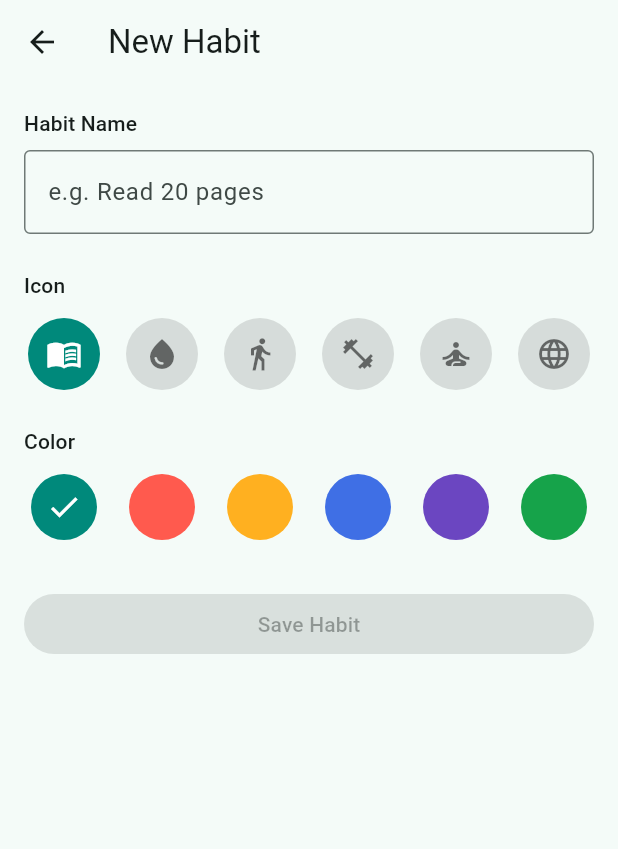
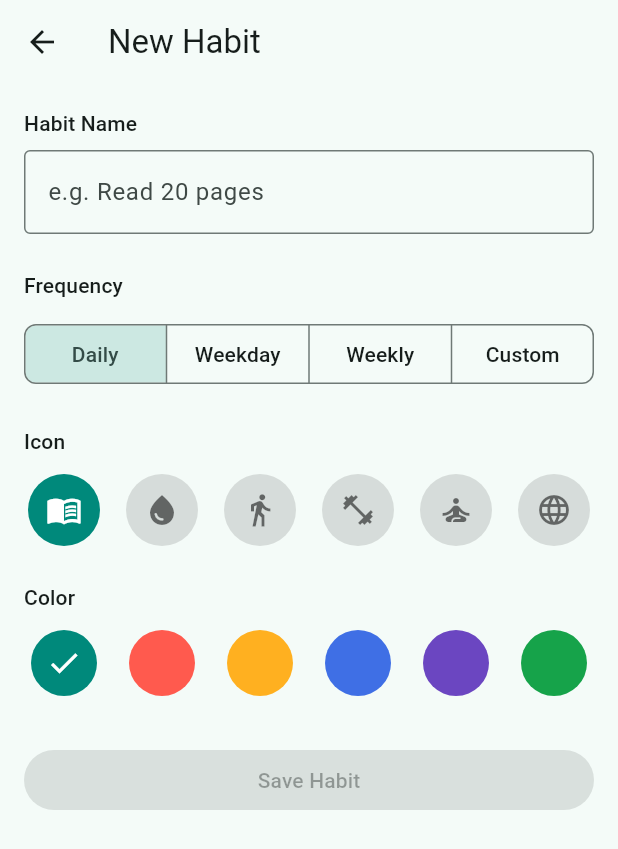
Before and after one commit to VoTrieu/personal_habit, a Flutter app: the NewHabitScreen screen opened directly, on a phone screen of 412 x 824 dp. Shown: the top 849 px of the screen. Run offline on Flutter 3.47's test engine with Material 3 defaults, Android fonts, the phone set to English and light mode, and no system bars.

Commit message:
Added habit frequencies

```diff
--- a/lib/features/new_habit/new_habit_screen.dart
+++ b/lib/features/new_habit/new_habit_screen.dart
@@ -2,6 +2,7 @@ import 'package:flutter/material.dart';
 
 import '../../models/new_habit_result.dart';
 import 'widgets/habit_colors.dart';
+import 'widgets/habit_frequencies.dart';
 import 'widgets/habit_icons.dart';
 
 class NewHabitScreen extends StatefulWidget {
@@ -15,6 +16,8 @@ class _NewHabitScreenState extends State<NewHabitScreen> {
   final controller = TextEditingController();
   Color selectedColor = habitColors[0];
   IconData selectedIcon = habitIcons[0];
+  String selectedFrequency = habitFrequencies[0];
+
 
   bool get canSave => controller.text.trim().isNotEmpty;
 
@@ -51,15 +54,16 @@ class _NewHabitScreenState extends State<NewHabitScreen> {
               onChanged: (_) => setState(() {}),
             ),
             const SizedBox(height: 24),
-            Text('Icon', style: Theme.of(context).textTheme.titleSmall),
-            const SizedBox(height: 12),
+            HabitFrequencies(
+              selectedFrequency: selectedFrequency,
+              onSelected: (frequency) => setState(() => selectedFrequency = frequency),
+            ),
+            const SizedBox(height: 24),
             HabitIcons(
               selectedIcon: selectedIcon,
               onSelected: (icon) => setState(() => selectedIcon = icon),
             ),
             const SizedBox(height: 24),
-            Text('Color', style: Theme.of(context).textTheme.titleSmall),
-            const SizedBox(height: 12),
             HabitColors(
               selectedColor: selectedColor,
               onSelected: (color) => setState(() => selectedColor = color),
--- a/lib/features/new_habit/widgets/habit_colors.dart
+++ b/lib/features/new_habit/widgets/habit_colors.dart
@@ -21,7 +21,12 @@ class HabitColors extends StatelessWidget {
 
   @override
   Widget build(BuildContext context) {
-    return Wrap(
+    return Column(
+      crossAxisAlignment: CrossAxisAlignment.stretch,
+      children: [
+        Text('Color', style: Theme.of(context).textTheme.titleSmall),
+        const SizedBox(height: 12),
+        Wrap(
           spacing: 12,
           alignment: WrapAlignment.spaceAround,
           children: habitColors.map((color) {
@@ -38,6 +43,8 @@ class HabitColors extends StatelessWidget {
               ),
             );
           }).toList(),
+        ),
+      ],
     );
   }
 }
--- /dev/null
+++ b/lib/features/new_habit/widgets/habit_frequencies.dart
@@ -0,0 +1,50 @@
+import 'package:flutter/material.dart';
+
+const habitFrequencies = ['Daily', 'Weekday', 'Weekly', 'Custom'];
+
+class HabitFrequencies extends StatelessWidget {
+  const HabitFrequencies({
+    super.key,
+    required this.selectedFrequency,
+    required this.onSelected,
+  });
+
+  final String selectedFrequency;
+  final ValueChanged<String> onSelected;
+
+  @override
+  Widget build(BuildContext context) {
+    return Column(
+      crossAxisAlignment: CrossAxisAlignment.stretch,
+      children: [
+        Text('Frequency', style: Theme.of(context).textTheme.titleSmall),
+        const SizedBox(height: 12),
+        SegmentedButton<String>(
+          showSelectedIcon: false,
+          style: SegmentedButton.styleFrom(
+            minimumSize: const Size(0, 52),
+            padding: const EdgeInsets.symmetric(horizontal: 12),
+            shape: RoundedRectangleBorder(
+              borderRadius: BorderRadius.circular(8),
+            ),
+          ),
+          segments: habitFrequencies.map((frequency) {
+            return ButtonSegment<String>(
+              value: frequency,
+              label: Text(
+                frequency,
+                maxLines: 1,
+                overflow: TextOverflow.ellipsis,
+                textAlign: TextAlign.center,
+              ),
+            );
+          }).toList(),
+          selected: {selectedFrequency},
+          onSelectionChanged: (selection) {
+            onSelected(selection.first);
+          },
+        ),
+      ],
+    );
+  }
+}
--- a/lib/features/new_habit/widgets/habit_icons.dart
+++ b/lib/features/new_habit/widgets/habit_icons.dart
@@ -21,7 +21,12 @@ class HabitIcons extends StatelessWidget {
 
   @override
   Widget build(BuildContext context) {
-    return Wrap(
+    return Column(
+      crossAxisAlignment: CrossAxisAlignment.stretch,
+      children: [
+        Text('Icon', style: Theme.of(context).textTheme.titleSmall),
+        const SizedBox(height: 12),
+        Wrap(
           spacing: 12,
           alignment: WrapAlignment.spaceAround,
           children: habitIcons.map((icon) {
@@ -39,6 +44,8 @@ class HabitIcons extends StatelessWidget {
               ),
             );
           }).toList(),
+        ),
+      ],
     );
   }
 }
```
Lines whose indentation alone changed are shown as unchanged.
